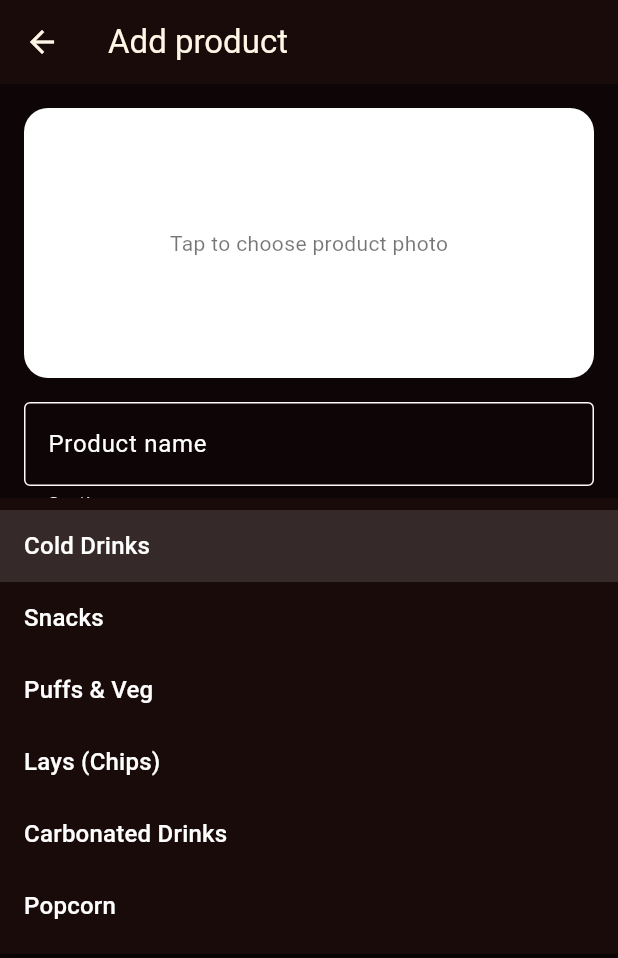
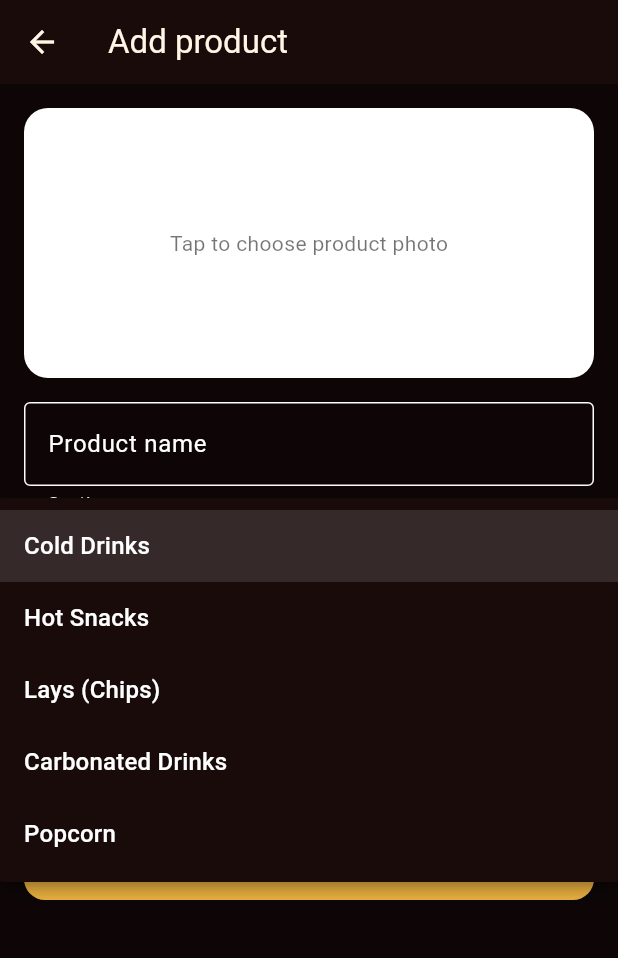
Before and after one commit to mjoopersonal-debug/Shafaz-Grand-Canteen, a Flutter app: the AddProductScreen screen opened directly, after a tap on "Cold Drinks", on a phone screen of 412 x 824 dp. Shown: the top 958 px of the screen. Run offline on Flutter 3.47's test engine with Material 3 defaults, Android fonts, the phone set to English and light mode, and no system bars; our stand-ins replace cloud_firestore, firebase_auth, firebase_core, image_picker, permission_handler; missing offline and left inert: alarm; accounts and stored records are empty.

Commit message:
Update product sections in products_screen.dart

```diff
--- a/lib/products_screen.dart
+++ b/lib/products_screen.dart
@@ -7,7 +7,7 @@ import 'main.dart' show gold, mutedCol, textCol, redAccent;
 import 'orders_screen.dart' show bytesFrom;
 
 // Must match the sections on the customer website exactly
-const sections = ['Cold Drinks', 'Snacks', 'Puffs & Veg', 'Lays (Chips)', 'Carbonated Drinks', 'Popcorn'];
+const sections = ['Cold Drinks', 'Hot Snacks', 'Lays (Chips)', 'Carbonated Drinks', 'Popcorn'];
 
 String _sortKey(QueryDocumentSnapshot d) {
   final m = d.data() as Map<String, dynamic>;
```
